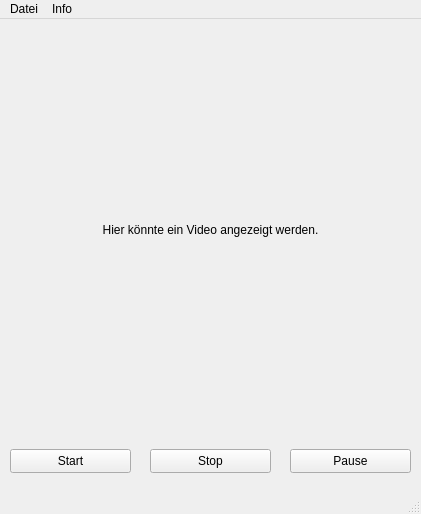
Before: the Qt Designer form movieviewwindow.ui in striezel/qt-commander, drawn with Qt 5.
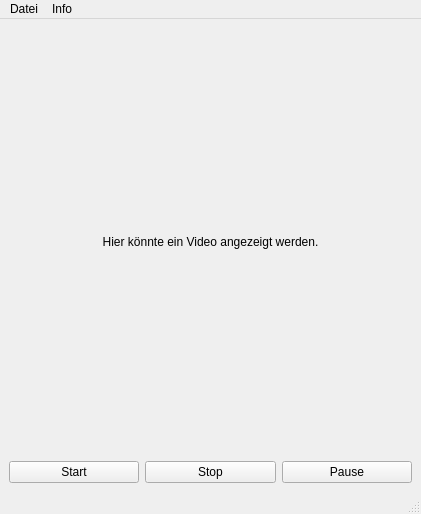
After: the same form once the commit is applied. Icons and pictures are not drawn.

Commit message:
use grid layout for movie view window
That way it can be properly resized and the label can show the
video in full size.

Patch:
```diff
--- a/movieviewwindow.ui
+++ b/movieviewwindow.ui
@@ -17,15 +17,9 @@
    <iconset theme="media-playback-start"/>
   </property>
   <widget class="QWidget" name="centralwidget">
+   <layout class="QGridLayout" name="gridLayout">
+    <item row="0" column="0" colspan="3">
    <widget class="QLabel" name="label">
-    <property name="geometry">
-     <rect>
-      <x>10</x>
-      <y>10</y>
-      <width>401</width>
-      <height>401</height>
-     </rect>
-    </property>
     <property name="text">
      <string>Hier könnte ein Video angezeigt werden.</string>
     </property>
@@ -33,15 +27,9 @@
      <set>Qt::AlignmentFlag::AlignCenter</set>
     </property>
    </widget>
+    </item>
+    <item row="1" column="0">
    <widget class="QPushButton" name="btnStart">
-    <property name="geometry">
-     <rect>
-      <x>10</x>
-      <y>430</y>
-      <width>121</width>
-      <height>24</height>
-     </rect>
-    </property>
     <property name="text">
      <string>Start</string>
     </property>
@@ -49,15 +37,9 @@
      <iconset theme="media-playback-start"/>
     </property>
    </widget>
+    </item>
+    <item row="1" column="1">
    <widget class="QPushButton" name="btnStop">
-    <property name="geometry">
-     <rect>
-      <x>150</x>
-      <y>430</y>
-      <width>121</width>
-      <height>24</height>
-     </rect>
-    </property>
     <property name="text">
      <string>Stop</string>
     </property>
@@ -65,15 +47,9 @@
      <iconset theme="media-playback-stop"/>
     </property>
    </widget>
+    </item>
+    <item row="1" column="2">
    <widget class="QPushButton" name="btnPause">
-    <property name="geometry">
-     <rect>
-      <x>290</x>
-      <y>430</y>
-      <width>121</width>
-      <height>24</height>
-     </rect>
-    </property>
     <property name="text">
      <string>Pause</string>
     </property>
@@ -81,6 +57,8 @@
      <iconset theme="media-playback-pause"/>
     </property>
    </widget>
+    </item>
+   </layout>
   </widget>
   <widget class="QMenuBar" name="menubar">
    <property name="geometry">
```
Lines whose indentation alone changed are shown as unchanged.
